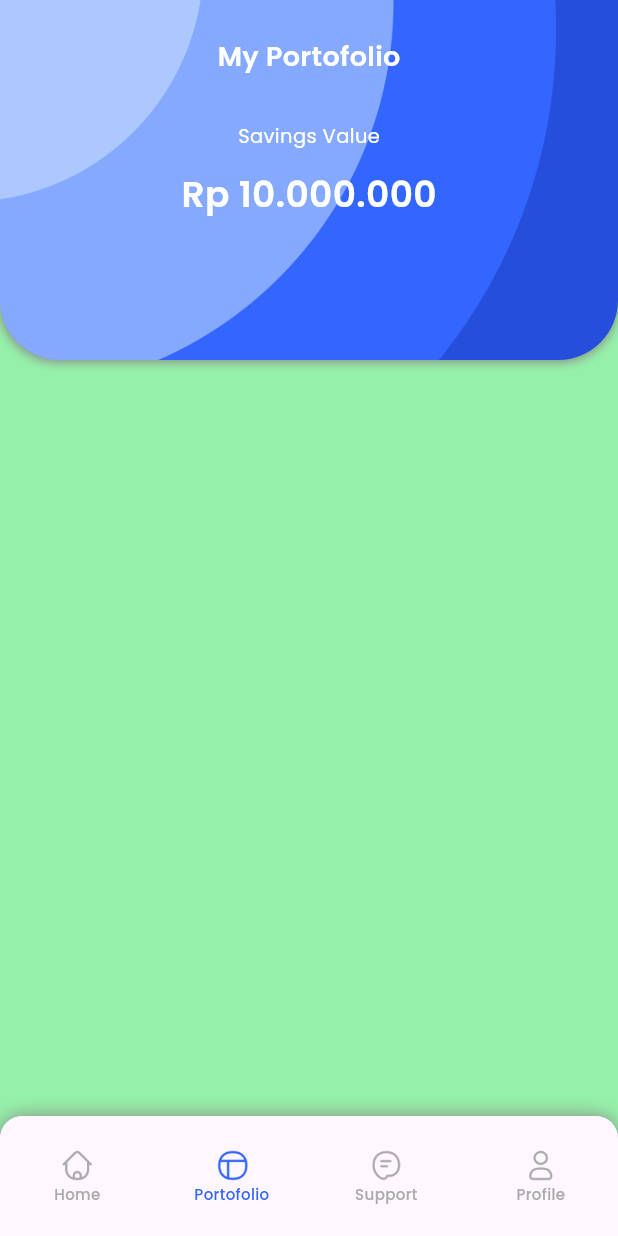
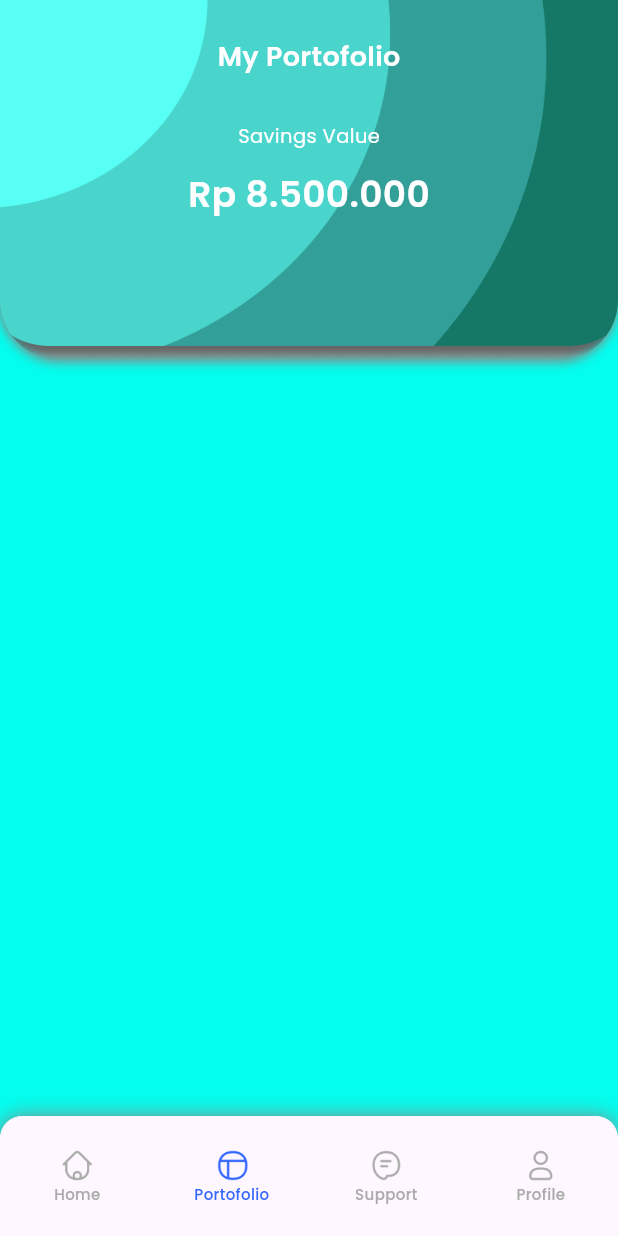
Before and after one commit to DimasTeguhR/21102145_ti2_ppb2324-2, a Flutter app: the MainPage screen opened by its route, item 2 of the bottom bar chosen, on a phone screen of 412 x 824 dp. Run offline on Flutter 3.47's test engine with Material 3 defaults, Android fonts, the light colour scheme and no system bars; our stand-ins replace bloc, equatable, flutter_bloc, google_fonts, percent_indicator.

Commit message:
fix all pages

```diff
--- a/praktikum_06_saving_app/lib/pages/home/home_page.dart
+++ b/praktikum_06_saving_app/lib/pages/home/home_page.dart
@@ -105,7 +105,7 @@ class HomePage extends StatelessWidget {
                         ),
                         SizedBox(height: 16),
                         Text(
-                          'Rp. 8.500.000 / Rp. 15.000.000',
+                          'Rp. 8.500.000 / Rp. 20.000.000',
                           style: kCaption.copyWith(
                             color: kWhite,
                           ),
--- a/praktikum_06_saving_app/lib/pages/on_boarding_page.dart
+++ b/praktikum_06_saving_app/lib/pages/on_boarding_page.dart
@@ -45,7 +45,7 @@ class OnBoardingPage extends StatelessWidget {
                     height: 15,
                   ),
                   Text(
-                    'welcome to my-wallet, the easy way to save and control your finance',
+                    'welcome to my-wallet, the easy way to save and control your finance!',
                     style: kSubtitle2.copyWith(color: kSuvaGray),
                     textAlign: TextAlign.center,
                   ),
--- a/praktikum_06_saving_app/lib/pages/portofolio/portofolio_page.dart
+++ b/praktikum_06_saving_app/lib/pages/portofolio/portofolio_page.dart
@@ -53,7 +53,7 @@ class PortfolioPage extends StatelessWidget {
                     height: 12,
                   ),
                   Text(
-                    'Rp 10.000.000',
+                    'Rp 8.500.000',
                     style: kHeading5.copyWith(
                       color: kWhite,
                     ),
--- a/praktikum_06_saving_app/lib/styles/colors.dart
+++ b/praktikum_06_saving_app/lib/styles/colors.dart
@@ -1,6 +1,6 @@
 import 'package:flutter/material.dart';
 
-const Color kBgColor = Color(0xFF95F1A9);
+const Color kBgColor = Color(0xFF03FDEE);
 const Color kBlueRibbon = Color(0xFF3366FF);
 const Color kNightBlack = Color(0xFF2C2C2C);
 const Color kBlack = Color(0xFF000000);
```
Also changed, not shown: praktikum_06_saving_app/assets/images/bg-container-2.png, praktikum_06_saving_app/assets/images/bg-container.png, praktikum_06_saving_app/assets/images/money.png.
